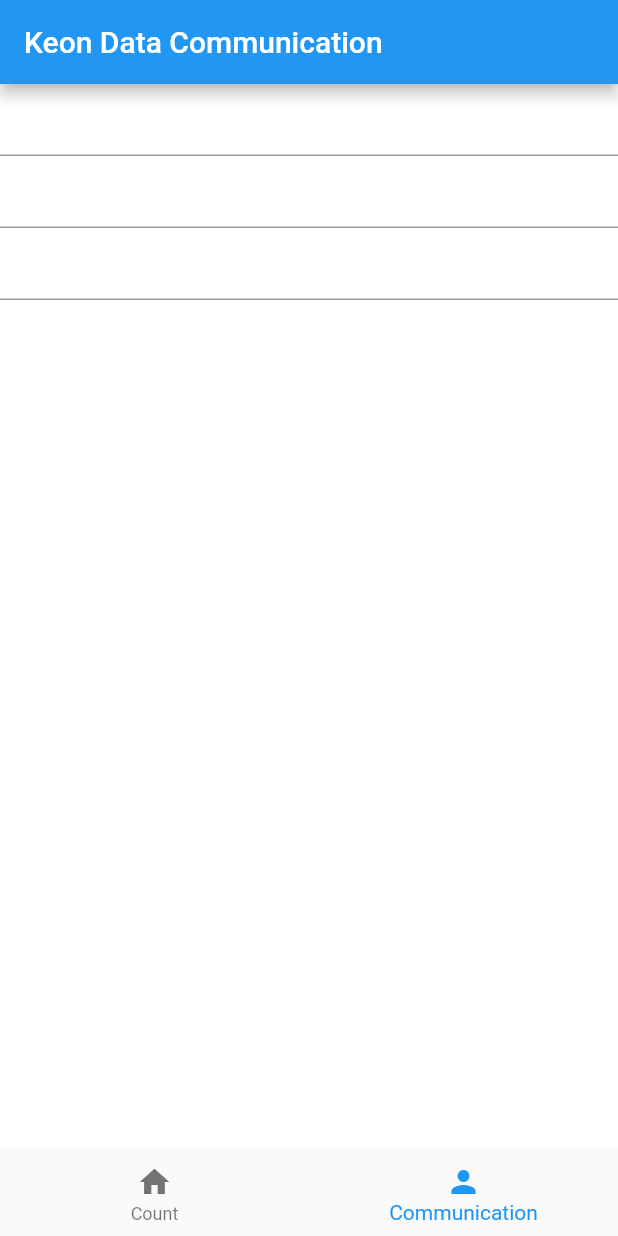
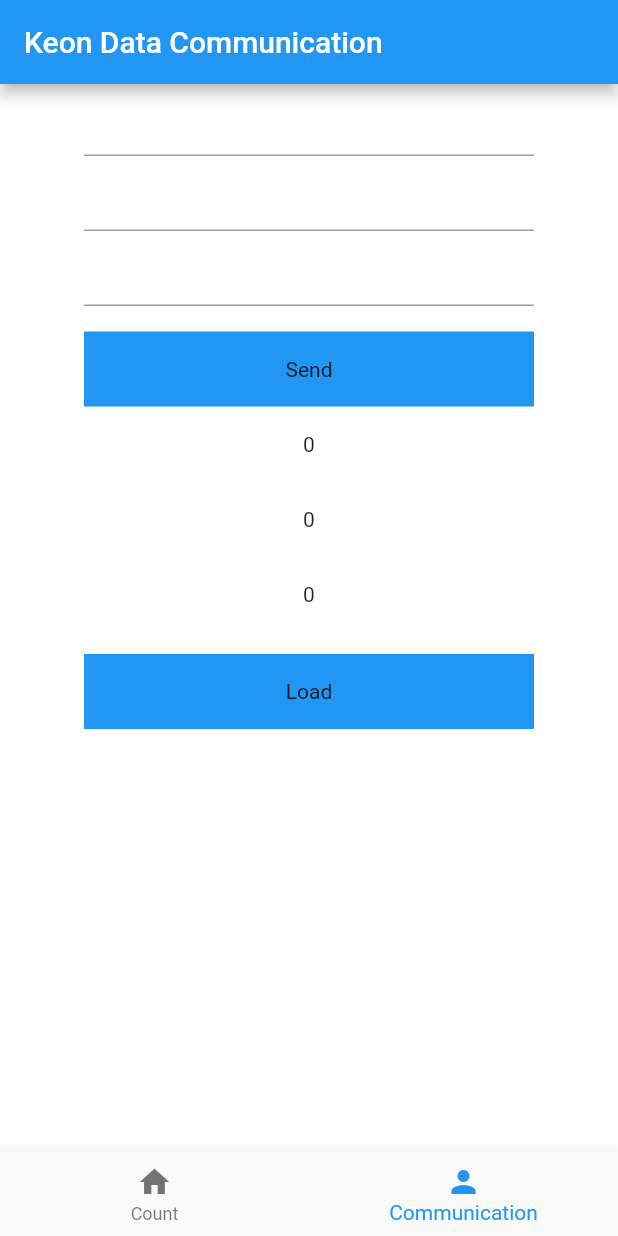
Before and after one commit to ImKeon/flutter_sample, a Flutter app: the screen it shows after launch, item 2 of the bottom bar chosen, on a phone screen of 412 x 824 dp. Run offline on Flutter 3.47's test engine with Material 2 defaults, Android fonts, the phone set to English and light mode, and no system bars; our stand-ins replace dio, equatable, flutter_bloc; generated files the repository leaves out were written again.

Commit message:
add Communication

```diff
--- a/lib/counter/bloc/counter_bloc.dart
+++ b/lib/counter/bloc/counter_bloc.dart
@@ -1,4 +1,3 @@
-
 import 'package:flutter_bloc/flutter_bloc.dart';
 import 'package:keontestapp/counter/bloc/counter_event.dart';
 import 'package:keontestapp/counter/bloc/counter_state.dart';
--- a/lib/data_communication/bloc/communication_event.dart
+++ b/lib/data_communication/bloc/communication_event.dart
@@ -0,0 +1,52 @@
+import 'package:equatable/equatable.dart';
+import 'package:flutter/material.dart';
+import 'package:keontestapp/model/communication.dart';
+
+@immutable
+abstract class CommunicationEvent extends Equatable {
+  CommunicationEvent([List props = const []]);
+}
+
+class PageLoaded extends CommunicationEvent {
+  @override
+  String toString() {
+    return 'page Loaded';
+  }
+
+  @override
+  List<Object> get props => [];
+}
+
+class SendButtonClick extends CommunicationEvent {
+
+  Communication communication;
+
+  SendButtonClick({
+    @required this.communication
+  });
+
+  @override
+  String toString() {
+    // TODO: implement toString
+    return "SendButton Click";
+  }
+
+  @override
+  // TODO: implement props
+  List<Object> get props => throw UnimplementedError();
+
+}
+
+class LoadButtonClick extends CommunicationEvent {
+
+  @override
+  String toString() {
+    // TODO: implement toString
+    return "LoadButton Click";
+  }
+
+  @override
+  // TODO: implement props
+  List<Object> get props => throw UnimplementedError();
+
+}
--- a/lib/data_communication/bloc/communication_state.dart
+++ b/lib/data_communication/bloc/communication_state.dart
@@ -0,0 +1,79 @@
+import 'package:flutter/cupertino.dart';
+
+import 'package:flutter/material.dart';
+
+class CommunicationState {
+  final bool isLoaded;
+  final bool isLoading;
+  final bool isSent;
+  final bool isSending;
+
+  CommunicationState({
+    @required this.isLoaded,
+    @required this.isLoading,
+    @required this.isSent,
+    @required this.isSending,
+  });
+
+  factory CommunicationState.empty() {
+    return CommunicationState(
+        isLoaded: false,
+        isLoading: false,
+        isSent: false,
+        isSending: false);
+  }
+
+  factory CommunicationState.loadFail() {
+    return CommunicationState(
+        isLoaded: false,
+        isLoading: false,
+        isSent: null,
+        isSending: null);
+  }
+
+  factory CommunicationState.sendFail() {
+    return CommunicationState(
+        isLoaded: null,
+        isLoading: null,
+        isSent: false,
+        isSending: false);
+  }
+
+  CommunicationState sendBtnClick({bool sendBtnClick}) {
+    copyWith(
+        isSending: sendBtnClick
+    );
+  }
+
+  CommunicationState sendSuccess({bool sendSuccess}) {
+    copyWith(
+        isSent: sendSuccess
+    );
+  }
+
+  CommunicationState loadBtnClick({bool loadBtnClick}) {
+    copyWith(
+        isLoading: loadBtnClick
+    );
+  }
+
+  CommunicationState loadSuccess({bool loadSuccess}) {
+    copyWith(
+        isLoaded: loadSuccess
+    );
+  }
+
+  CommunicationState copyWith({
+    bool isLoaded,
+    bool isLoading,
+    bool isSent,
+    bool isSending,
+  }) {
+    return CommunicationState(
+        isLoaded: isLoaded,
+        isLoading: isLoading,
+        isSent: isSent,
+        isSending: isSending);
+    // ?? is null check operator
+  }
+}
--- a/lib/data_communication/communication.dart
+++ b/lib/data_communication/communication.dart
@@ -1,11 +1,13 @@
 import 'package:flutter/material.dart';
+import 'package:keontestapp/data_communication/bloc/communication_bloc.dart';
+import 'package:keontestapp/model/communication.dart';
 
-class Communication extends StatefulWidget {
+class CommunicationPage extends StatefulWidget {
   @override
-  _CommunicationState createState() => _CommunicationState();
+  _CommunicationPageState createState() => _CommunicationPageState();
 }
 
-class _CommunicationState extends State<Communication> {
+class _CommunicationPageState extends State<CommunicationPage> {
 
   TextEditingController _titleController = new TextEditingController();
   TextEditingController _subTitleController = new TextEditingController();
@@ -21,18 +23,114 @@ class _CommunicationState extends State<Communication> {
       body: Center(
         child: Column(
           children: <Widget>[
-            TextFormField(
-              controller: _titleController,
-            ),
-            TextFormField(
-              controller: _subTitleController,
-            ),
-            TextFormField(
-              controller: _contentsController,
-            ),
+            sendContainer(),
+            getContainer(),
           ],
         ),
       ),
     );
   }
+
+  Column getContainer() {
+    return Column(
+            children: <Widget>[
+              Container(
+                  alignment: Alignment.center,
+                  width: 300,
+                  height: 50,
+                  child: Text(
+                      '0'
+                  )
+              ),
+              Container(
+                  alignment: Alignment.center,
+                  width: 300,
+                  height: 50,
+                  child: Text(
+                      '0'
+                  )
+              ),
+              Container(
+                  alignment: Alignment.center,
+                  width: 300,
+                  height: 50,
+                  child: Text(
+                      '0'
+                  )
+              ),
+              Padding(
+                padding: const EdgeInsets.only(top: 15),
+                child: GestureDetector(
+                  onTap: null,
+                  child: Container(
+                    color: Colors.blue,
+                    alignment: Alignment.center,
+                    width: 300,
+                    height: 50,
+                    child: Text('Load'),
+                  ),
+                ),
+              ),
+            ],
+          );
+  }
+
+  Column sendContainer() {
+    return Column(
+            children: <Widget>[
+              Container(
+                width: 300,
+                height: 50,
+                child: TextFormField(
+                  controller: _titleController,
+                ),
+              ),
+              Container(
+                width: 300,
+                height: 50,
+                child: TextFormField(
+                  controller: _subTitleController,
+                ),
+              ),
+              Container(
+                width: 300,
+                height: 50,
+                child: TextFormField(
+                  controller: _contentsController,
+                ),
+              ),
+              Padding(
+                padding: const EdgeInsets.only(top: 15),
+                child: GestureDetector(
+                  onTap: null,
+                  child: Container(
+                    color: Colors.blue,
+                    alignment: Alignment.center,
+                    width: 300,
+                    height: 50,
+                    child: Text('Send'),
+                  ),
+                ),
+              ),
+            ],
+          );
+  }
+
+  _handleSubmit() {
+
+    Communication communication = new Communication(
+        _titleController.text == null ? '' : _titleController.text,
+        _subTitleController.text == null ? '' : _subTitleController.text,
+        _contentsController.text == null ? '' : _contentsController.text,
+    );
+
+//    CommunicationBloc.add(CommentUpload(
+//        couchingComment: couchingComment
+//    ));
+
+    _titleController.text = '';
+    _subTitleController.text = '';
+    _contentsController.text = '';  // 저장 후 댓글란에 텍스트 다시 지워줌
+  }
+
 }
--- a/lib/main/navigationbar.dart
+++ b/lib/main/navigationbar.dart
@@ -8,10 +8,9 @@ class NavigationBar extends StatefulWidget {
 }
 
 class _NavigationBarState extends State<NavigationBar> {
-
   int _currentIndex = 0;
 
-  final List<Widget> _children = [Counter(), Communication()];
+  final List<Widget> _children = [Counter(), CommunicationPage()];
 
   void _onTap(int index) {
     setState(() {
@@ -44,4 +43,5 @@ class _NavigationBarState extends State<NavigationBar> {
       ),
     );
   }
+
 }
--- a/pubspec.yaml
+++ b/pubspec.yaml
@@ -27,6 +27,8 @@ dependencies:
   flutter_bloc: ^4.0.1
   json_annotation: ^3.0.1
   json_serializable: ^3.3.0
+  http: ^0.12.1
+  dio: ^3.0.9
 
   # The following adds the Cupertino Icons font to your application.
   # Use with the CupertinoIcons class for iOS style icons.
```
Also changed, not shown: lib/constants/constants.dart (added, +30 -0 lines), lib/data_communication/bloc/communication_bloc.dart (+77 -0 lines), lib/counter/bloc/counter_state.dart (line endings or trailing spaces), pubspec.lock.
